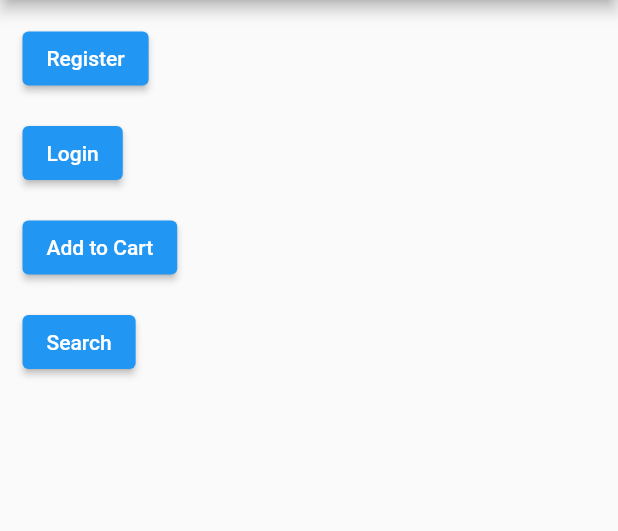
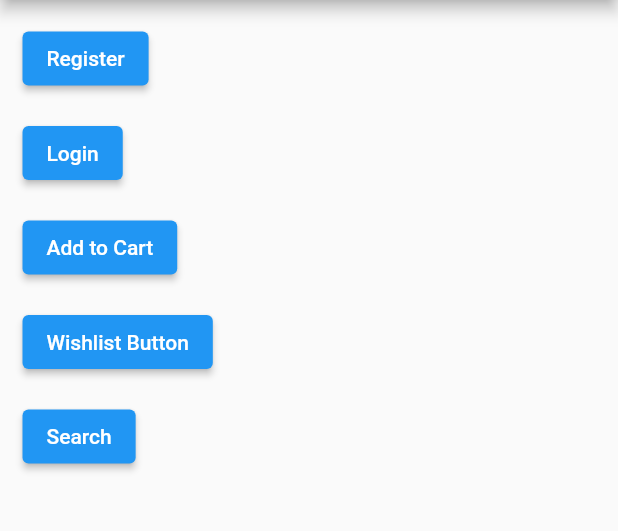
Before and after one commit to payare35/MyEcommerceApp, a Flutter app: the screen it shows after launch, on a phone screen of 412 x 824 dp, the part 84-615 px from its top. Run offline on Flutter 3.47's test engine with Material 2 defaults, Android fonts, the phone set to English and light mode, and no system bars.

Commit message:
added wishlist

```diff
--- a/lib/main.dart
+++ b/lib/main.dart
@@ -61,6 +61,14 @@ class _HomePageState extends State<HomePage> {
             margin: EdgeInsets.only(left: 15, bottom: 15),
             child: ElevatedButton(
                 onPressed: () {
+                  print("I am Wishlist Button");
+                },
+                child: Text("Wishlist Button")),
+          ),
+          Container(
+            margin: EdgeInsets.only(left: 15, bottom: 15),
+            child: ElevatedButton(
+                onPressed: () {
                   print("I am Search Button");
                 },
                 child: Text("Search")),
```
